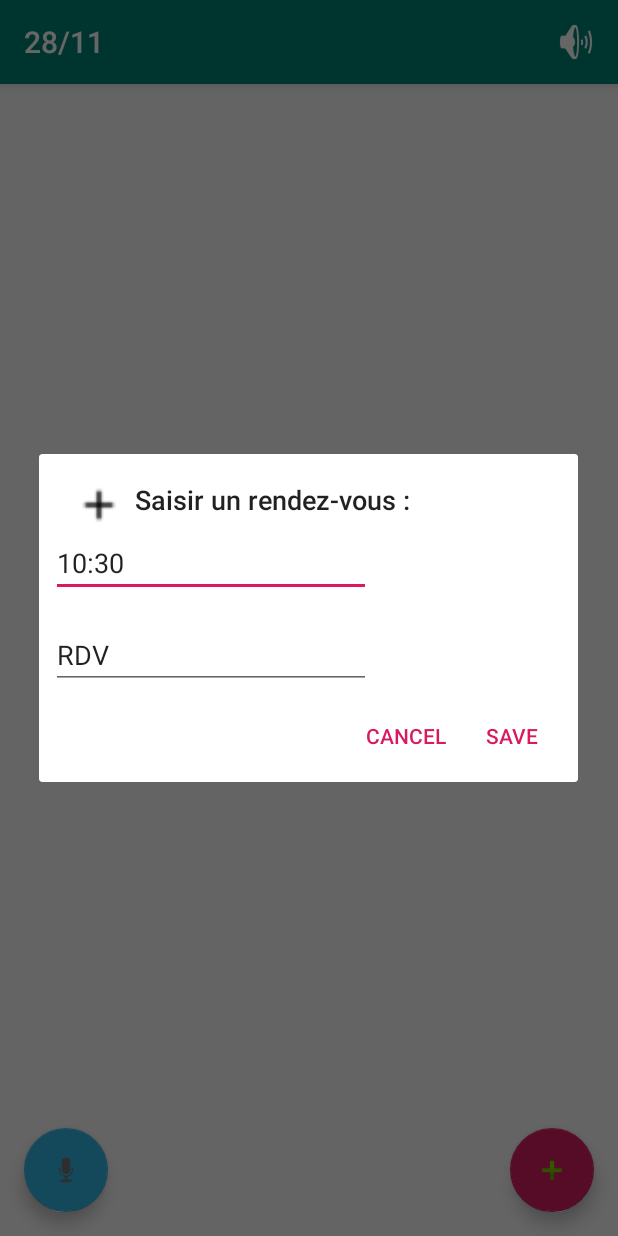
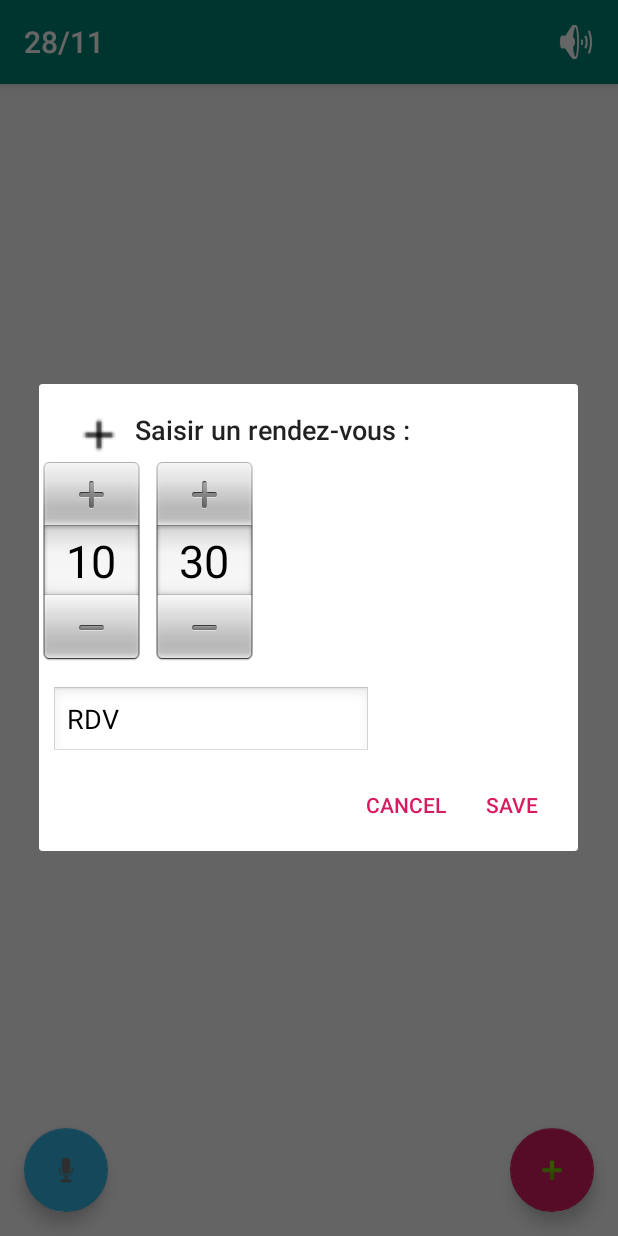
Before and after one commit to clouetm/Projet-IHM, an Android app: the screen it shows after launch (DaysActivity), after a tap on an icon or button, on a phone screen of 412 x 824 dp. Run offline under Robolectric (Android 15) with nearby library versions, the phone set to English and light mode, and no system bars.

Commit message:
modification de la saisie de l'horaire : EditText -> TimePicker

```diff
--- a/app/src/main/AndroidManifest.xml
+++ b/app/src/main/AndroidManifest.xml
@@ -12,9 +12,7 @@
         <activity
             android:name=".MainActivity"
             android:label="@string/app_name"
-            android:theme="@style/AppTheme.NoActionBar">
-
-        </activity>
+            android:theme="@style/AppTheme.NoActionBar"></activity>
         <activity
             android:name=".DaysActivity"
             android:label="@string/title_activity_days"
@@ -24,7 +22,6 @@
 
                 <category android:name="android.intent.category.LAUNCHER" />
             </intent-filter>
-
         </activity>
     </application>
 
--- a/app/src/main/java/com/example/myriam/myapplication/DaysActivity.java
+++ b/app/src/main/java/com/example/myriam/myapplication/DaysActivity.java
@@ -27,6 +27,7 @@ import android.widget.EditText;
 import android.widget.ImageButton;
 import android.widget.ListView;
 import android.widget.TextView;
+import android.widget.TimePicker;
 import android.widget.Toast;
 
 import java.text.DateFormat;
@@ -124,20 +125,23 @@ public class DaysActivity extends AppCompatActivity {
 
     }
 
-
+    boolean timePicker = false;
     /**
      * Affiche un popup pour la saisi d'un rdv
      * @param view la vue attachée au popup
      */
     public void saisieNewRdv(View view, final String currhoraire, final String currnom, final boolean isModifying){
 
-        LayoutInflater factory = LayoutInflater.from(this);
+        final LayoutInflater factory = LayoutInflater.from(this);
 
         //text_entry is an Layout XML file containing two text field to display in alert dialog
         final View textEntryView = factory.inflate(R.layout.text_entry, null);
 
+
+
         final EditText inputNom = (EditText) textEntryView.findViewById(R.id.EditText2);
-        final EditText inputHoraire = (EditText) textEntryView.findViewById(R.id.EditText1);
+        final TimePicker inputHoraire = (TimePicker) textEntryView.findViewById(R.id.TimePicker);
+        inputHoraire.setIs24HourView(true);
 
         // valeurs pré-remplies pour la saisie des informations du RDV à ajouter
 
@@ -149,12 +153,20 @@ public class DaysActivity extends AppCompatActivity {
         }
 
         DateFormat horaire = new SimpleDateFormat("HH:mm");
+
         if(currhoraire!=null) {
             horaire = new SimpleDateFormat(currhoraire);
         }
 
         day = Calendar.getInstance();
-        inputHoraire.setText(horaire.format(day.getTime()), TextView.BufferType.EDITABLE);
+        //inputHoraire.setText(horaire.format(day.getTime()), TextView.BufferType.EDITABLE);
+
+
+        DateFormat hours = new SimpleDateFormat("HH");
+        DateFormat min = new SimpleDateFormat("mm");
+        inputHoraire.setCurrentHour(new Integer(hours.format(day.getTime())));
+        inputHoraire.setCurrentMinute(new Integer(min.format(day.getTime())));
+
 
         final AlertDialog.Builder alert = new AlertDialog.Builder(this);
         alert.setIcon(R.drawable.baseline_add_black_18dp).setTitle("Saisir un rendez-vous :").setView(textEntryView).setPositiveButton("Save",
@@ -163,7 +175,7 @@ public class DaysActivity extends AppCompatActivity {
                                         int whichButton) {
 
                         Log.i("AlertDialog","TextEntry 1 Entered "+inputNom.getText().toString());
-                        Log.i("AlertDialog","TextEntry 2 Entered "+inputHoraire.getText().toString());
+                        Log.i("AlertDialog","TextEntry 2 Entered "+"" + inputHoraire.getCurrentHour() + ":" + inputHoraire.getCurrentMinute() );
                         /* User clicked OK so do some stuff */
 
                         // If the user was modifying the rdv, we delete it first, then add it with the changes
@@ -171,7 +183,8 @@ public class DaysActivity extends AppCompatActivity {
                         {
                             rdvArrayList.remove(new Rdv(currnom, currhoraire));
                         }
-                        addRdv(inputNom.getText().toString(), inputHoraire.getText().toString());
+
+                        addRdv(inputNom.getText().toString(), "" + inputHoraire.getCurrentHour() + ":" + inputHoraire.getCurrentMinute() );
                     }
                 }).setNegativeButton("Cancel",
                 new DialogInterface.OnClickListener() {
@@ -417,8 +430,8 @@ public class DaysActivity extends AppCompatActivity {
 
         saisieNewRdv(view, horaire, nom, true);
 
-        String phrase_confimation = "Le rendez-vous a été modifié.";
-        lecture(phrase_confimation);
+        //String phrase_confimation = "Le rendez-vous a été modifié.";
+        //lecture(phrase_confimation);
         // mise à jour de l'affichage de la liste des rdvs
         afficherRdvs();
     }
--- a/app/src/main/res/layout/text_entry.xml
+++ b/app/src/main/res/layout/text_entry.xml
@@ -4,8 +4,10 @@
     xmlns:app="http://schemas.android.com/apk/res-auto"
     xmlns:tools="http://schemas.android.com/tools"
     android:layout_width="match_parent"
-    android:layout_height="match_parent">
+    android:layout_height="match_parent"
+    android:theme="@android:style/Theme.Light.NoTitleBar">
 
+    <!--
     <EditText
         android:id="@+id/EditText1"
         android:layout_width="wrap_content"
@@ -16,7 +18,12 @@
         android:inputType="time"
         app:layout_constraintStart_toStartOf="parent"
         app:layout_constraintTop_toTopOf="parent" />
-
+    -->
+    <TimePicker
+        android:id="@+id/TimePicker"
+        android:layout_width="wrap_content"
+        android:layout_height="wrap_content"
+        ></TimePicker>
 
     <EditText
         android:id="@+id/EditText2"
@@ -28,8 +35,8 @@
         android:ems="10"
         android:inputType="textPersonName"
         app:layout_constraintStart_toStartOf="parent"
-        app:layout_constraintTop_toBottomOf="@+id/EditText1" />
-
+        app:layout_constraintTop_toBottomOf="@+id/TimePicker"
+        />
 
 
 </android.support.constraint.ConstraintLayout>
--- a/app/src/main/res/values/strings.xml
+++ b/app/src/main/res/values/strings.xml
@@ -3,4 +3,5 @@
     <string name="action_settings">Settings</string>
     <string name="title_activity_days">DaysActivity</string>
     <string name="action_read">Lecture</string>
+    <string name="title_activity_time_picker">TimePicker</string>
 </resources>
```
